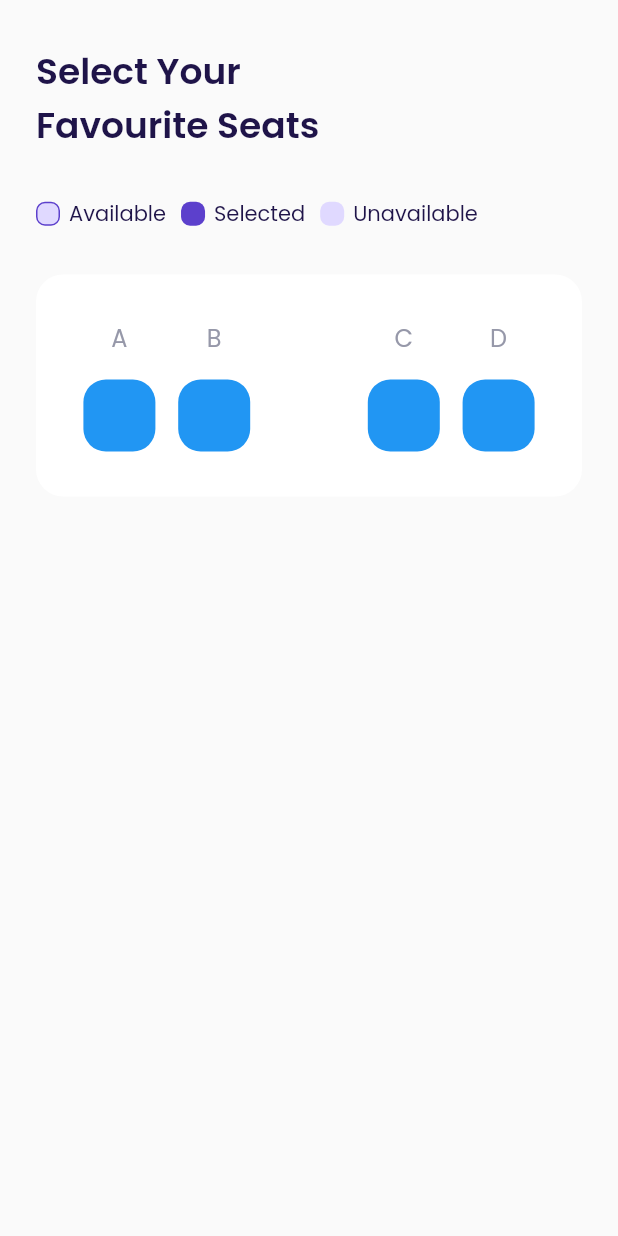
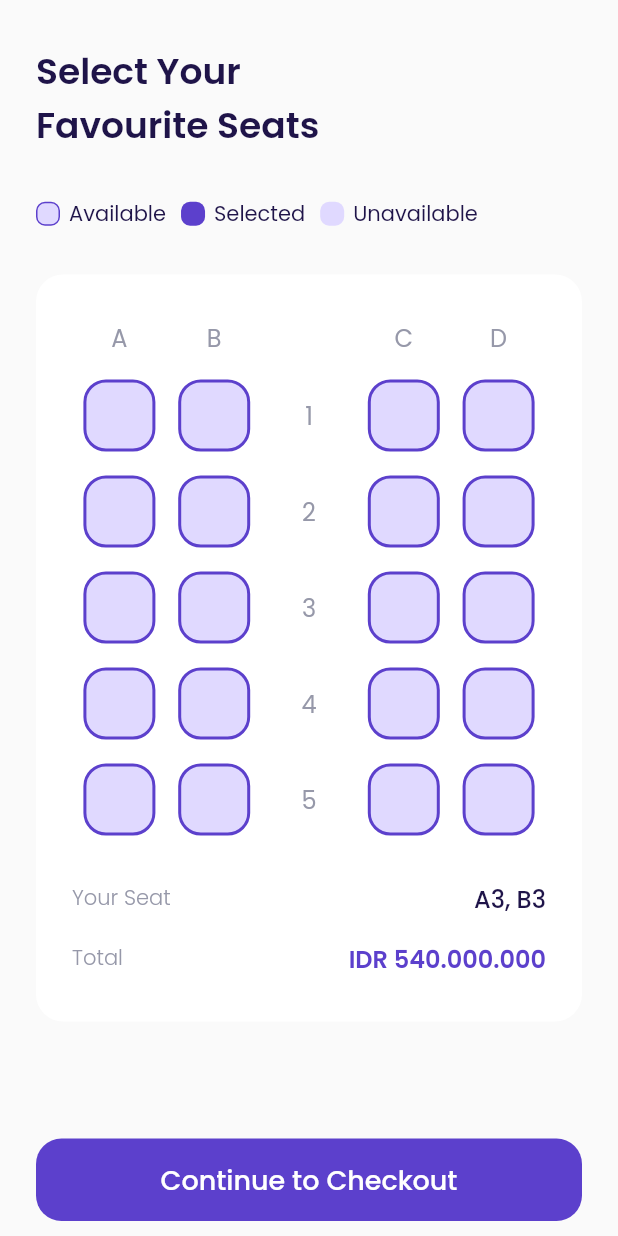
Before and after one commit to rudiusman18/Travel-App, a Flutter app: the ChooseSeatPage screen opened directly, on a phone screen of 412 x 824 dp. Run offline on Flutter 3.47's test engine with Material 2 defaults, Android fonts, the phone set to English and light mode, and no system bars; our stand-ins replace google_fonts, page_transition.

Commit message:
Update Latest Rudi Usman

```diff
--- a/lib/user interface/pages/main page/choose_seat_page.dart
+++ b/lib/user interface/pages/main page/choose_seat_page.dart
@@ -1,3 +1,4 @@
+import 'package:airplane_mobile/user%20interface/widgets/custom_button.dart';
 import 'package:flutter/material.dart';
 import '../../../shared/theme.dart';
 
@@ -63,6 +64,7 @@ class ChooseSeatPage extends StatelessWidget {
       );
     }
 
+// NOTE: seat item content
     Widget seatItem({
       required String seat,
       required String seatNumber,
@@ -75,19 +77,65 @@ class ChooseSeatPage extends StatelessWidget {
           ),
           child: Center(
             child: seat == ''
-                ? SizedBox()
+                ? Text(
+                    seatNumber,
+                    style: subtitleTextStyle.copyWith(
+                      fontSize: 16,
+                    ),
+                  )
                 : Container(
                     width: 48,
                     height: 48,
                     decoration: BoxDecoration(
-                      color: Colors.blue,
+                      color: status == 1 ? primaryColor : Color(0xffE0D9FF),
+                      border: Border.all(
+                          width: 2,
+                          color:
+                              status == 0 ? primaryColor : Colors.transparent),
                       borderRadius: BorderRadius.circular(
                         15,
                       ),
                     ),
+                    child: Center(
+                      child: status == 1
+                          ? Text(
+                              'YOU',
+                              style: whiteTextStyle.copyWith(
+                                fontWeight: semiBold,
+                              ),
+                            )
+                          : SizedBox(),
+                    ),
                   ),
           ),
         ),
+      );
+    }
+
+    Widget seatInformation({
+      required String name,
+      required String value,
+      Color? valueColor,
+      required FontWeight fontWeight,
+    }) {
+      return Row(
+        children: [
+          Expanded(
+              child: Text(
+            name,
+            style: subtitleTextStyle.copyWith(
+              fontWeight: light,
+            ),
+          )),
+          Text(
+            value,
+            style: titleTextStyle.copyWith(
+              fontWeight: fontWeight,
+              fontSize: 16,
+              color: valueColor,
+            ),
+          ),
+        ],
       );
     }
 
@@ -121,19 +169,47 @@ class ChooseSeatPage extends StatelessWidget {
                   ),
               ],
             ),
-            // NOTE: seat 1
-            Row(
-              children: [
-                for (int i = 0; i < seatPosition.length; i++)
-                  seatItem(seat: seatPosition[i], seatNumber: '1'),
-              ],
-            )
+            // NOTE: seat
+            for (int kursi = 1; kursi <= 5; kursi++)
+              Row(
+                children: [
+                  for (int i = 0; i < seatPosition.length; i++)
+                    seatItem(
+                      seat: seatPosition[i],
+                      seatNumber: kursi.toString(),
+                    ),
+                ],
+              ),
+            SizedBox(
+              height: 30,
+            ),
+            // NOTE: seatInformation
+            seatInformation(
+              name: 'Your Seat',
+              value: 'A3, B3',
+              fontWeight: medium,
+            ),
+            SizedBox(
+              height: 16,
+            ),
+            seatInformation(
+              name: 'Total',
+              value: 'IDR 540.000.000',
+              valueColor: primaryColor,
+              fontWeight: semiBold,
+            ),
           ],
         ),
       );
     }
 
     return Scaffold(
+      bottomNavigationBar: Container(
+          margin: EdgeInsets.symmetric(
+            horizontal: 24,
+            vertical: 10,
+          ),
+          child: CustomButton(title: 'Continue to Checkout', onPressed: () {})),
       body: SafeArea(
         child: Padding(
           padding: const EdgeInsets.symmetric(
```
